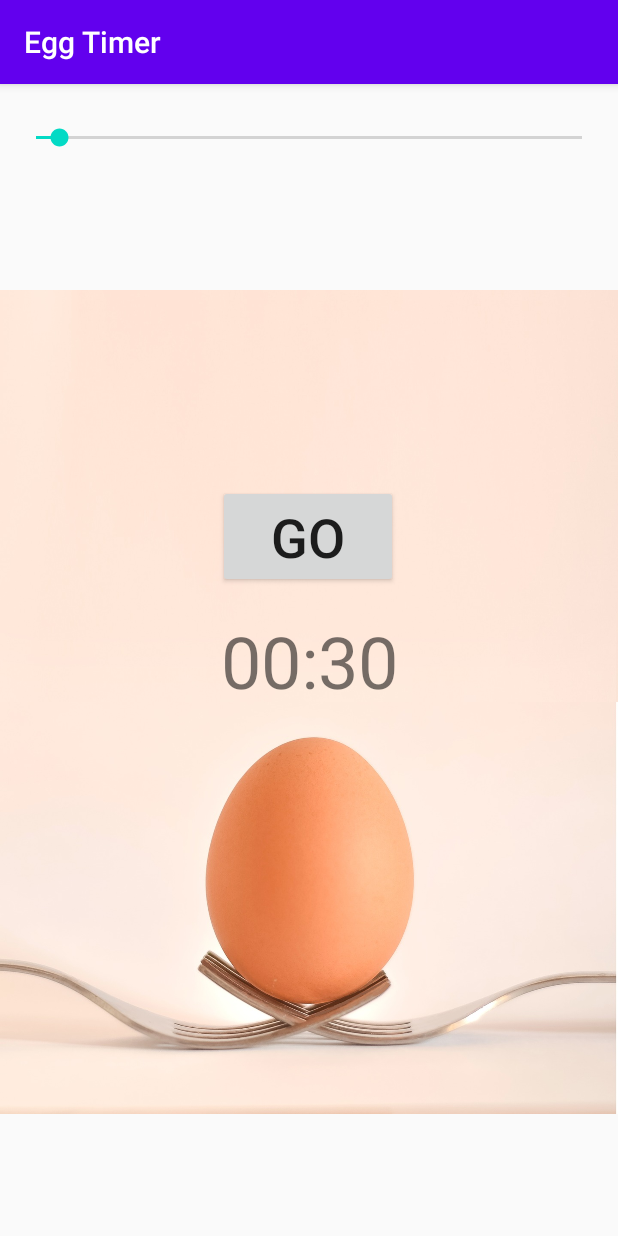
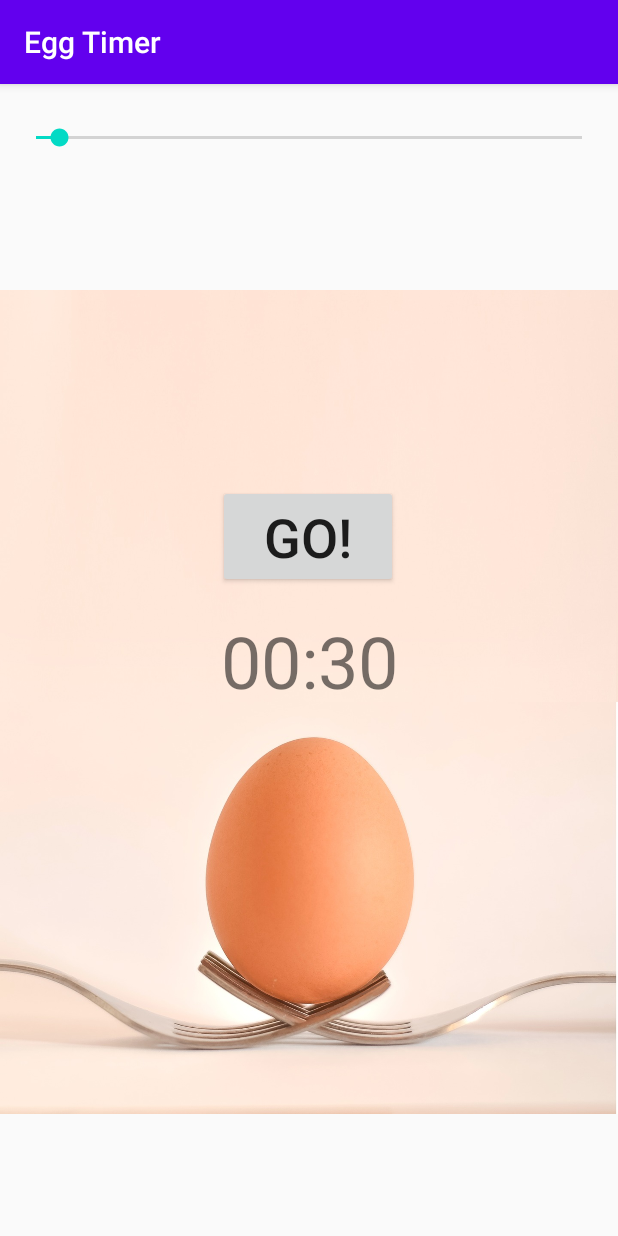
Before and after one commit to Imran4424/AndroidProject---EggTimer, an Android app: the screen it shows after launch (MainActivity), on a phone screen of 412 x 824 dp. Run offline under Robolectric (Android 15) with nearby library versions, the phone set to English and light mode, and no system bars.

Commit message:
main activity

```diff
--- a/app/src/main/res/layout/activity_main.xml
+++ b/app/src/main/res/layout/activity_main.xml
@@ -46,8 +46,7 @@
         android:layout_width="120dp"
         android:layout_height="wrap_content"
         android:layout_marginBottom="16dp"
-        android:onClick="goClicked"
-        android:text="GO"
+        android:text="GO!"
         android:textSize="36sp"
         app:layout_constraintBottom_toTopOf="@+id/timerText"
         app:layout_constraintEnd_toEndOf="parent"
```
Also changed, not shown: app/src/main/java/com/luminous/android/eggtimer/MainActivity.java (+10 -0 lines).
